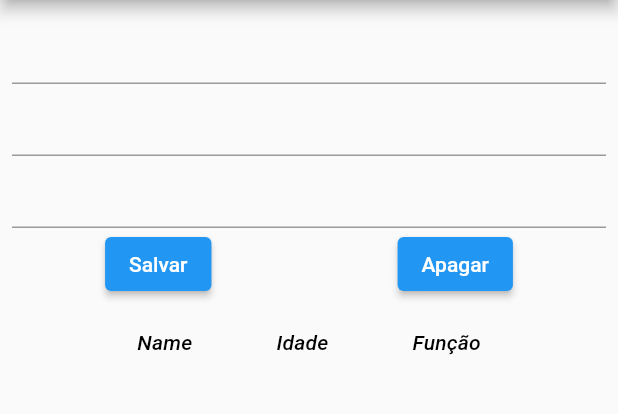
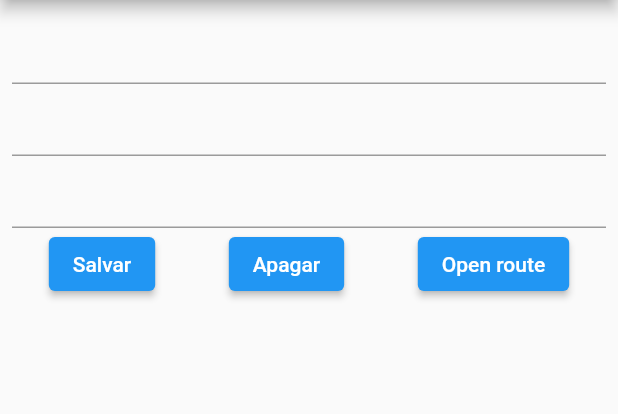
Before and after one commit to mucasantos/datatable_example, a Flutter app: the screen it shows after launch, after a tap on "Apagar", on a phone screen of 412 x 824 dp, the part 84-498 px from its top. Run offline on Flutter 3.47's test engine with Material 2 defaults, Android fonts, the phone set to English and light mode, and no system bars.

Commit message:
Add routes and send data throught screen

```diff
--- a/lib/main.dart
+++ b/lib/main.dart
@@ -1,6 +1,12 @@
+import 'package:datatable_example/tela2.dart';
 import 'package:flutter/material.dart';
 
-void main() => runApp(const MyApp());
+void main() => runApp(
+      const MaterialApp(
+        home: MyApp(),
+        title: "TEste Tabela",
+      ),
+    );
 
 class MyApp extends StatefulWidget {
   const MyApp({super.key});
@@ -28,9 +34,7 @@ class _MyAppState extends State<MyApp> {
 
   @override
   Widget build(BuildContext context) {
-    return MaterialApp(
-      title: "Test Table",
-      home: Scaffold(
+    return Scaffold(
       appBar: AppBar(title: const Text("Test Table")),
       body: Padding(
         padding: const EdgeInsets.all(8.0),
@@ -48,9 +52,11 @@ class _MyAppState extends State<MyApp> {
             Row(
               mainAxisAlignment: MainAxisAlignment.spaceAround,
               children: [
+                ElevatedButton(onPressed: () {}, child: const Text('Salvar')),
+                ElevatedButton(onPressed: () {}, child: const Text('Apagar')),
                 ElevatedButton(
+                  child: const Text('Open route'),
                   onPressed: () {
-                        setState(() {
                     dadosTabela.add(
                       DataRow(
                         cells: <DataCell>[
@@ -60,46 +66,19 @@ class _MyAppState extends State<MyApp> {
                         ],
                       ),
                     );
-                        });
+
+                    Navigator.push(
+                      context,
+                      MaterialPageRoute(
+                          builder: (context) => TelaNova(
+                                dadosTabela: dadosTabela,
+                              )),
+                    );
                   },
-                      child: const Text('Salvar')),
-                  ElevatedButton(
-                      onPressed: () {
-                        setState(() {
-                          dadosTabela.clear();
-                        });
-                      },
-                      child: const Text('Apagar')),
+                ),
               ],
             ),
-              DataTable(columns: const <DataColumn>[
-                DataColumn(
-                  label: Expanded(
-                    child: Text(
-                      'Name',
-                      style: TextStyle(fontStyle: FontStyle.italic),
-                    ),
-                  ),
-                ),
-                DataColumn(
-                  label: Expanded(
-                    child: Text(
-                      'Idade',
-                      style: TextStyle(fontStyle: FontStyle.italic),
-                    ),
-                  ),
-                ),
-                DataColumn(
-                  label: Expanded(
-                    child: Text(
-                      'Função',
-                      style: TextStyle(fontStyle: FontStyle.italic),
-                    ),
-                  ),
-                ),
-              ], rows: dadosTabela)
           ],
-          ),
         ),
       ),
     );
```
Also changed, not shown: lib/tela2.dart (added, +47 -0 lines). Lines whose indentation alone changed are shown as unchanged.
